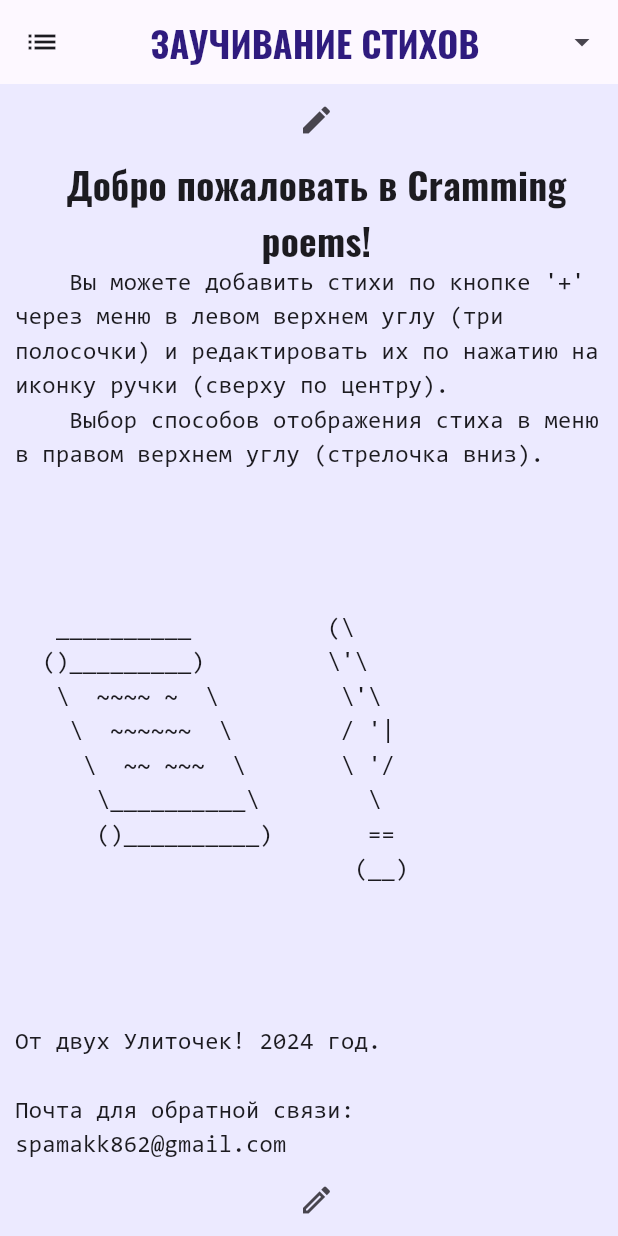
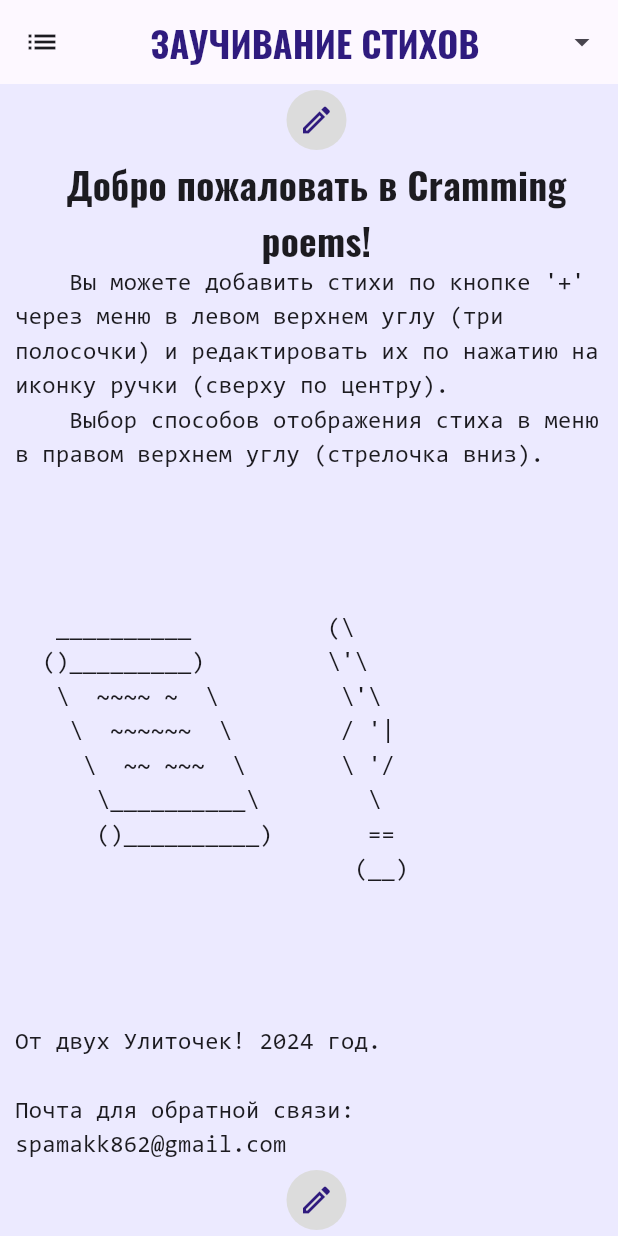
Before and after one commit to 2romanio005/cramming_poems, a Flutter app: the screen it shows after launch, on a phone screen of 412 x 824 dp. Run offline on Flutter 3.47's test engine with Material 3 defaults, Android fonts, the phone set to English and light mode, and no system bars.

Commit message:
add style to button in homePargeView

```diff
--- a/lib/Widgets/homePageView.dart
+++ b/lib/Widgets/homePageView.dart
@@ -2,6 +2,7 @@ import 'package:flutter/material.dart';
 
 import 'package:cramming_poems/Data/poemList.dart';
 import 'package:cramming_poems/Data/editingModeController.dart';
+import 'package:cramming_poems/Decoration/styles.dart';
 
 class HomePageView extends StatefulWidget {
   const HomePageView({super.key});
@@ -57,7 +58,7 @@ class _HomePageView extends State<HomePageView> {
             child: Column(
               children: (!editingModeController.isEditMode)
                   ? [
-                      IconButton(onPressed: enableEditingMode, icon: const Icon(Icons.edit)),
+                      IconButton(onPressed: enableEditingMode, icon: const Icon(Icons.edit_outlined), style: buttonStyleDefault),
                       Text(
                         poemList.selectedPoem.title,
                         style: Theme.of(context).textTheme.titleMedium,
@@ -68,14 +69,14 @@ class _HomePageView extends State<HomePageView> {
                         style: Theme.of(context).textTheme.bodyMedium,
                         overflow: TextOverflow.clip,
                       ),
-                      IconButton(onPressed: enableEditingMode, icon: const Icon(Icons.edit_outlined)),
+                      IconButton(onPressed: enableEditingMode, icon: const Icon(Icons.edit_outlined), style: buttonStyleDefault),
                     ]
                   : [
                       Row(
                         mainAxisAlignment: MainAxisAlignment.spaceAround,
                         children: [
-                          IconButton(onPressed: cancelEditingMode, icon: const Icon(Icons.cancel)),
-                          IconButton(onPressed: completeEditingMode, icon: const Icon(Icons.save)),
+                          IconButton(onPressed: cancelEditingMode, icon: const Icon(Icons.cancel), style: buttonStyleOFF),
+                          IconButton(onPressed: completeEditingMode, icon: const Icon(Icons.save), style: buttonStyleOK),
                         ],
                       ),
                       TextField(
@@ -96,8 +97,8 @@ class _HomePageView extends State<HomePageView> {
                       Row(
                         mainAxisAlignment: MainAxisAlignment.spaceAround,
                         children: [
-                          IconButton(onPressed: cancelEditingMode, icon: const Icon(Icons.cancel)),
-                          IconButton(onPressed: completeEditingMode, icon: const Icon(Icons.save)),
+                          IconButton(onPressed: cancelEditingMode, icon: const Icon(Icons.cancel), style: buttonStyleOFF),
+                          IconButton(onPressed: completeEditingMode, icon: const Icon(Icons.save), style: buttonStyleOK),
                         ],
                       ),
                     ],
```
